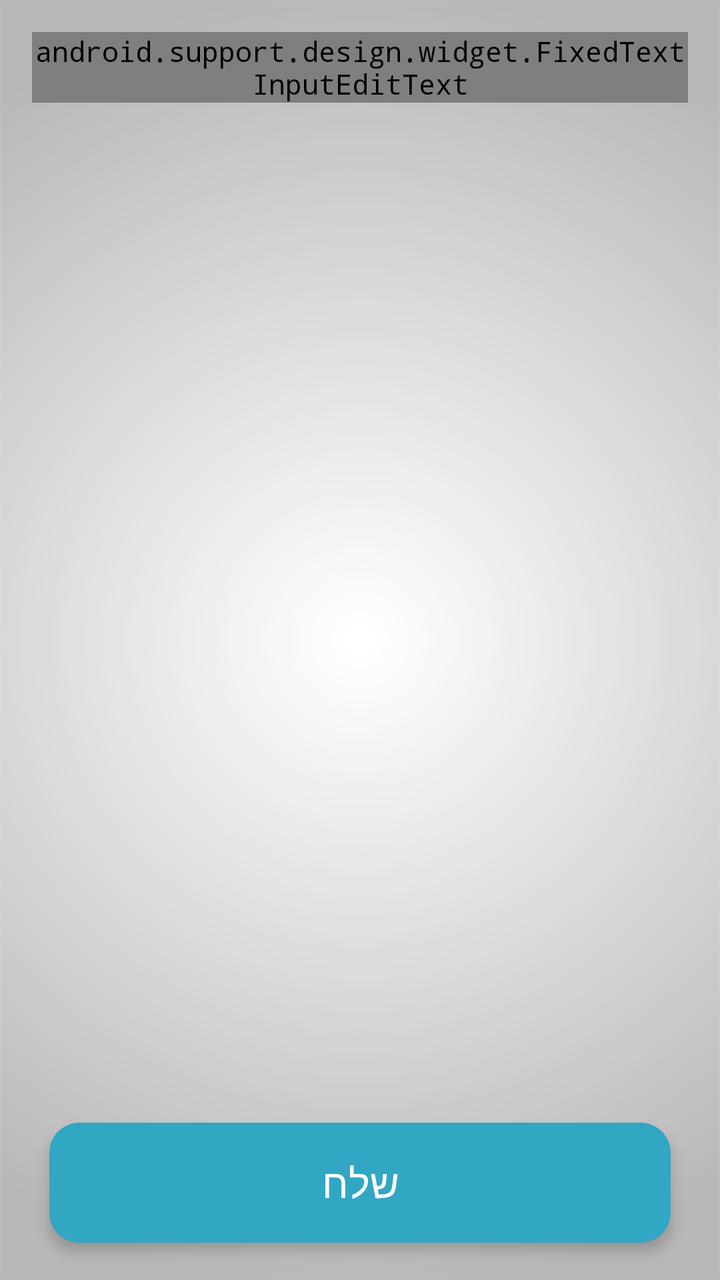
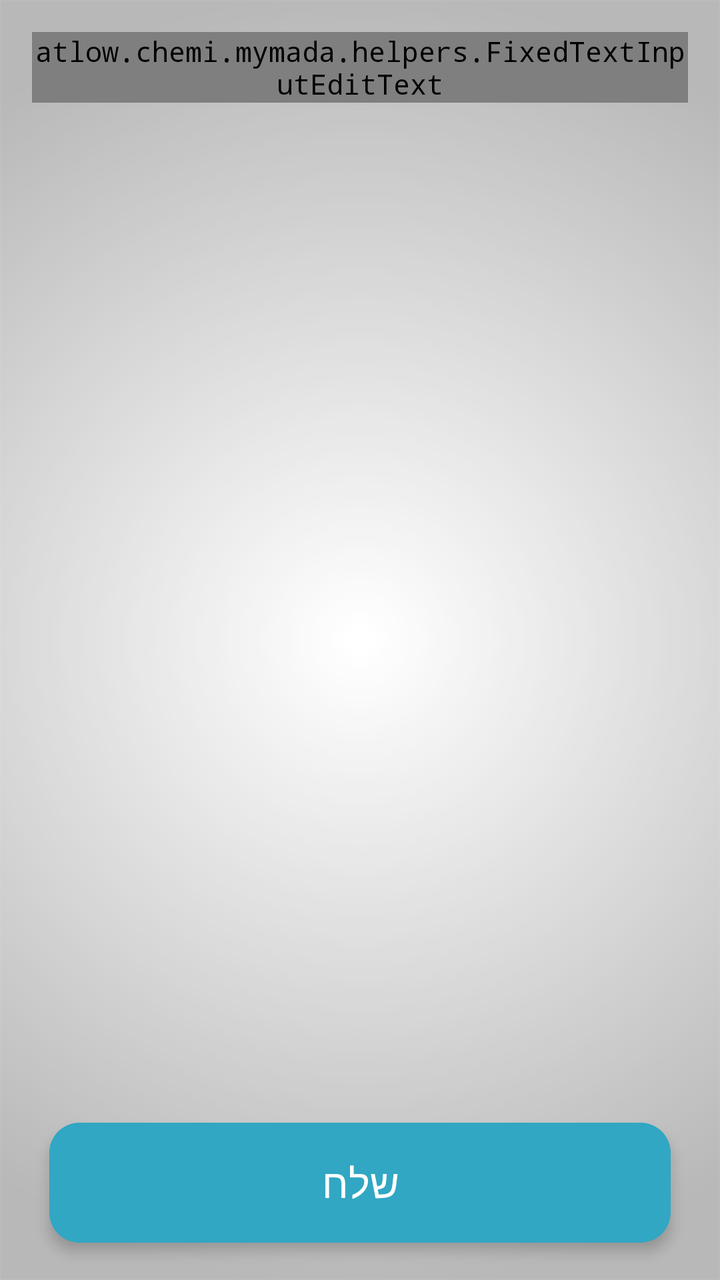

Two renders of the same Android screen: before a commit and after it. Below are the layout's source before the change and the commit's diff.
<!-- AndroidManifest.xml: application theme AppTheme -->
<!-- res/layout/activity_main3.xml -->
<?xml version="1.0" encoding="utf-8"?>
<RelativeLayout xmlns:android="http://schemas.android.com/apk/res/android"
    xmlns:app="http://schemas.android.com/apk/res-auto"
    xmlns:tools="http://schemas.android.com/tools"
    android:layout_width="match_parent"
    android:layout_height="match_parent"
    app:layout_behavior="@string/appbar_scrolling_view_behavior"
    android:fitsSystemWindows="true"
    android:id="@+id/main3"
    tools:context="atlow.chemi.mymada.fragments.MainActivity3">
    <com.google.android.material.textfield.TextInputLayout
        android:id="@+id/freeMsg"
        android:layout_width="match_parent"
        android:layout_height="wrap_content"
        android:layout_alignParentEnd="true"
        android:layout_alignParentTop="true"
        android:layout_above="@+id/free_send_card_view"
        android:paddingTop="@dimen/activity_horizontal_margin"
        android:paddingLeft="@dimen/activity_horizontal_margin"
        android:paddingRight="@dimen/activity_horizontal_margin">
        <android.support.design.widget.FixedTextInputEditText
            android:id="@+id/yourMsg"
            android:layout_width="match_parent"
            android:layout_height="wrap_content"
            android:singleLine="true"
            android:gravity="top"
            android:lines="6"
            android:inputType="textMultiLine"
            android:hint="@string/toMoked" />
    </com.google.android.material.textfield.TextInputLayout>
    <androidx.cardview.widget.CardView
        android:id="@+id/free_send_card_view"
        android:layout_width="match_parent"
        android:layout_height="wrap_content"
        android:layout_gravity="center"
        android:layout_alignParentBottom="true"
        android:layout_centerHorizontal="true"
        android:layout_marginStart="@dimen/activity_vertical_margin"
        android:layout_marginEnd="@dimen/activity_vertical_margin"
        android:layout_marginBottom="8dp"
        app:cardUseCompatPadding="true"
        app:cardBackgroundColor="@color/ColorNice"
        app:cardCornerRadius="15dp"
        app:cardElevation="4dp">
    <Button
        android:id="@+id/yourMsgBtnNew"
        android:layout_width="match_parent"
        android:layout_height="60dp"
        android:paddingEnd="@dimen/activity_horizontal_margin"
        android:paddingStart="@dimen/activity_horizontal_margin"
        android:background="@drawable/btns_new"
        android:gravity="center|center_horizontal|center_vertical"
        android:text="@string/succ"
        android:textColor="#FFF"
        android:textSize="20sp" />
    </androidx.cardview.widget.CardView>
</RelativeLayout>
<!-- resources referenced by this layout -->
<resources>
  <color name="ColorNice">#31a7c3</color>
  <dimen name="activity_horizontal_margin">16dp</dimen>
  <dimen name="activity_vertical_margin">16dp</dimen>
  <!-- drawable btns_new (drawable) -->
  <?xml version="1.0" encoding="utf-8"?>
  <shape xmlns:android="http://schemas.android.com/apk/res/android"
      android:shape="rectangle">
      <corners android:radius="15dp" />
      <solid android:color="@color/ColorNice" />
      <padding
          android:right="0dp"
          android:left="0dp"
          android:bottom="0dp"
          android:top="0dp" />
      <stroke
          android:width="0dp"
          android:color="#1e869f" />
  </shape>
  <string name="succ">שלח</string>
  <string name="toMoked">כתוב הודעתך למוקד.</string>
  <style name="AppTheme" parent="Theme.AppCompat.Light">
          
          <item name="android:textColor">@color/Black</item>
          <item name="colorPrimary">@color/ColorPrimary</item>
          <item name="colorPrimaryDark">@color/ColorPrimaryDark</item>
          <item name="android:textColorHintInverse">@color/ColorBlue</item>
          <item name="actionBarTheme">@style/ThemeOverlay.AppCompat.Dark.ActionBar</item>
          <item name="buttonStyle">@style/FButton</item>
          <item name="android:buttonStyle">@style/FButton</item>
          <item name="colorAccent">@color/materialGrey300</item>
          
          <item name="android:actionMenuTextColor">@color/Black</item>
          <item name="android:itemBackground">@color/materialGrey300</item>
          <item name="android:textColorSecondary">@color/ColorRedDark</item>
          <item name="android:windowBackground">@drawable/ic_bgg</item>
          <item name="android:typeface">monospace</item>
  
          <item name="android:textColorHint">@color/ColorAqua</item>
          <item name="colorControlNormal">@color/ColorBlue</item>
          <item name="colorControlActivated">@color/ColorAqua</item>
          
          <item name="colorControlHighlight">@android:color/transparent</item>
      </style>
  <color name="Black">#000000</color>
  <color name="ColorPrimary">#10133b</color>
  <color name="ColorPrimaryDark">#1a1d4b</color>
  <color name="ColorBlue">#98194853</color>
  <style name="FButton" parent="Theme.AppCompat.Light">
          <item name="colorControlHighlight">@color/ColorBlue</item>
          <item name="android:textColor">@color/ColorAqua</item>
          <item name="android:textSize">20sp</item>
      </style>
  <color name="materialGrey300">#ffe0e0e0</color>
  <color name="ColorRedDark">#6b0000</color>
  <!-- drawable ic_bgg: png bitmap (drawable, 33899 bytes) -->
  <color name="ColorAqua">#32a7c3</color>
</resources>

<!-- the commit's change to res/layout/activity_main3.xml (unified diff, before → after) -->
@@ -18,7 +18,7 @@
         android:paddingTop="@dimen/activity_horizontal_margin"
         android:paddingLeft="@dimen/activity_horizontal_margin"
         android:paddingRight="@dimen/activity_horizontal_margin">
-        <android.support.design.widget.FixedTextInputEditText
+        <atlow.chemi.mymada.helpers.FixedTextInputEditText
             android:id="@+id/yourMsg"
             android:layout_width="match_parent"
             android:layout_height="wrap_content"
